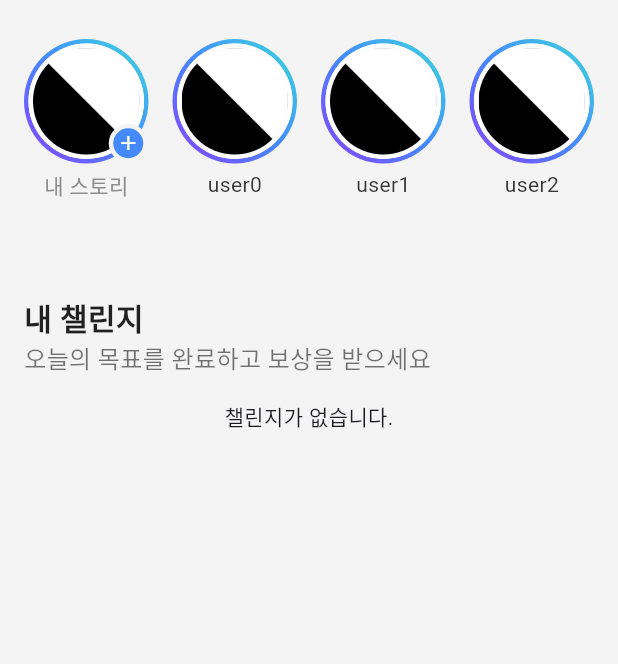
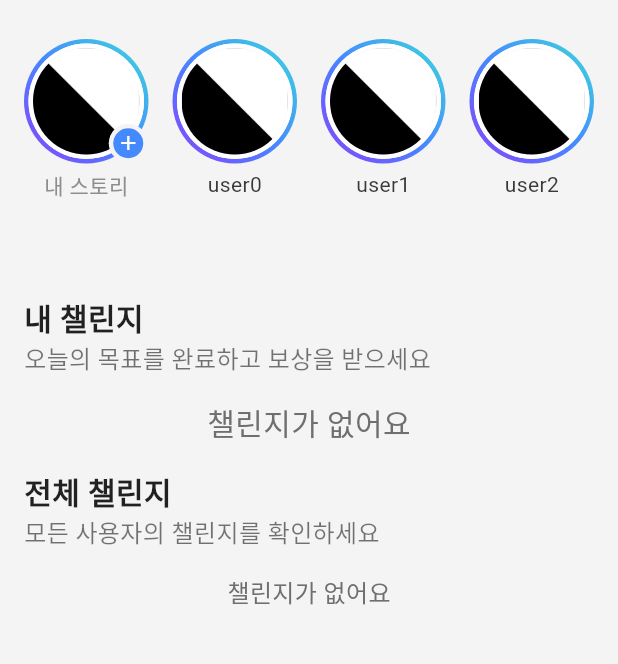
Before and after one commit to joonseo1227/challengeone, a Flutter app: the HomeTab screen opened directly, on a phone screen of 412 x 824 dp, the part 81-745 px from its top. Run offline on Flutter 3.47's test engine with Material 3 defaults, Android fonts, the phone set to English and light mode, and no system bars; our stand-ins replace cloud_firestore, firebase_auth, firebase_core, story_view; accounts and stored records are empty; Roboto replaces fonts that are missing (Pretendard).

Commit message:
내 챌린지 기능 구현

```diff
--- a/lib/pages/add_challenge_page.dart
+++ b/lib/pages/add_challenge_page.dart
@@ -75,8 +75,8 @@ class _AddChallengePageState extends State<AddChallengePage> {
                       'challengeName': _challengeNameController.text,
                       'uid': 'guest',
                     });
-                    Navigator.of(context).pop();
                   }
+                  Navigator.of(context).pop();
                 },
               ),
             ],
--- a/lib/pages/challenge_page.dart
+++ b/lib/pages/challenge_page.dart
@@ -12,7 +12,7 @@ class ChallengeTab extends StatelessWidget {
       ),
       body: ListView(
         children: <Widget>[
-          MyChallenges(),
+          AllChallenges(),
           SizedBox(
             height: 16,
           ),
--- a/lib/pages/home_page.dart
+++ b/lib/pages/home_page.dart
@@ -21,6 +21,10 @@ class _HomeTabState extends State<HomeTab> {
           SizedBox(
             height: 16,
           ),
+          AllChallenges(),
+          SizedBox(
+            height: 16,
+          ),
         ],
       ),
     );
--- a/lib/widgets/challenges.dart
+++ b/lib/widgets/challenges.dart
@@ -1,7 +1,11 @@
+import 'package:challengeone/config/color.dart';
 import 'package:challengeone/models/challenge.dart';
+import 'package:challengeone/pages/login_page.dart';
 import 'package:challengeone/providers/challenge_provider.dart';
+import 'package:challengeone/widgets/button.dart';
 import 'package:challengeone/widgets/listtitle.dart';
 import 'package:cloud_firestore/cloud_firestore.dart';
+import 'package:firebase_auth/firebase_auth.dart';
 import 'package:flutter/material.dart';
 
 class MyChallenges extends StatefulWidget {
@@ -17,6 +21,36 @@ class _MyChallengesState extends State<MyChallenges> {
 
   @override
   Widget build(BuildContext context) {
+    final User? user = FirebaseAuth.instance.currentUser;
+
+    if (user == null) {
+      return Center(
+        child: Padding(
+          padding: EdgeInsets.fromLTRB(16, 0, 16, 32),
+          child: Column(
+            children: [
+              Text(
+                '내 챌린지를 확인하려면 로그인하세요',
+                style: TextStyle(
+                  color: grey60,
+                  fontSize: 16,
+                ),
+              ),
+              GhostButton(
+                text: "로그인",
+                onTap: () {
+                  Navigator.of(context).pushAndRemoveUntil(
+                    MaterialPageRoute(builder: (context) => LoginPage()),
+                    (route) => false,
+                  );
+                },
+              ),
+            ],
+          ),
+        ),
+      );
+    }
+
     return Column(
       mainAxisAlignment: MainAxisAlignment.start,
       crossAxisAlignment: CrossAxisAlignment.start,
@@ -26,14 +60,30 @@ class _MyChallengesState extends State<MyChallenges> {
           subtitle: '오늘의 목표를 완료하고 보상을 받으세요',
         ),
         StreamBuilder<List<Challenge>>(
-          stream: firebaseDB.getChallenges(),
+          stream: firebaseDB.getChallenges(user.uid),
           builder: (context, snapshot) {
             if (snapshot.connectionState == ConnectionState.waiting) {
               return Center(child: CircularProgressIndicator());
             } else if (snapshot.hasError) {
-              return Center(child: Text('오류가 발생했습니다: ${snapshot.error}'));
+              return Center(
+                child: Text(
+                  '오류가 발생했어요: ${snapshot.error}',
+                  style: TextStyle(
+                    color: grey60,
+                    fontSize: 20,
+                  ),
+                ),
+              );
             } else if (!snapshot.hasData || snapshot.data!.isEmpty) {
-              return Center(child: Text('챌린지가 없습니다.'));
+              return Center(
+                child: Text(
+                  '챌린지가 없어요',
+                  style: TextStyle(
+                    color: grey60,
+                    fontSize: 20,
+                  ),
+                ),
+              );
             } else {
               return ListView.builder(
                 shrinkWrap: true,
@@ -60,3 +110,76 @@ class _MyChallengesState extends State<MyChallenges> {
     );
   }
 }
+
+class AllChallenges extends StatefulWidget {
+  const AllChallenges({super.key});
+
+  @override
+  State<AllChallenges> createState() => _AllChallengesState();
+}
+
+class _AllChallengesState extends State<AllChallenges> {
+  final FirebaseDB firebaseDB =
+      FirebaseDB(firebaseFirestore: FirebaseFirestore.instance);
+
+  @override
+  Widget build(BuildContext context) {
+    return Column(
+      mainAxisAlignment: MainAxisAlignment.start,
+      crossAxisAlignment: CrossAxisAlignment.start,
+      children: [
+        ListTitle(
+          title: '전체 챌린지',
+          subtitle: '모든 사용자의 챌린지를 확인하세요',
+        ),
+        StreamBuilder<List<Challenge>>(
+          stream: firebaseDB.getAllChallenges(),
+          builder: (context, snapshot) {
+            if (snapshot.connectionState == ConnectionState.waiting) {
+              return Center(child: CircularProgressIndicator());
+            } else if (snapshot.hasError) {
+              return Center(
+                child: Text(
+                  '오류가 발생했어요: ${snapshot.error}',
+                  style: TextStyle(
+                    color: grey60,
+                    fontSize: 16,
+                  ),
+                ),
+              );
+            } else if (!snapshot.hasData || snapshot.data!.isEmpty) {
+              return Center(
+                child: Text(
+                  '챌린지가 없어요',
+                  style: TextStyle(
+                    color: grey60,
+                    fontSize: 16,
+                  ),
+                ),
+              );
+            } else {
+              return ListView.builder(
+                shrinkWrap: true,
+                physics: NeverScrollableScrollPhysics(),
+                itemCount: snapshot.data!.length,
+                itemBuilder: (context, index) {
+                  final challenge = snapshot.data![index];
+                  return Column(
+                    children: [
+                      ListTile(
+                        title: Text(challenge.challengeName),
+                        subtitle: Text(challenge.challengeGoal),
+                        trailing: Icon(Icons.check_circle_outline),
+                      ),
+                      if (index != snapshot.data!.length - 1) Divider(),
+                    ],
+                  );
+                },
+              );
+            }
+          },
+        ),
+      ],
+    );
+  }
+}
```
Also changed, not shown: lib/providers/challenge_provider.dart (+20 -1 lines).
